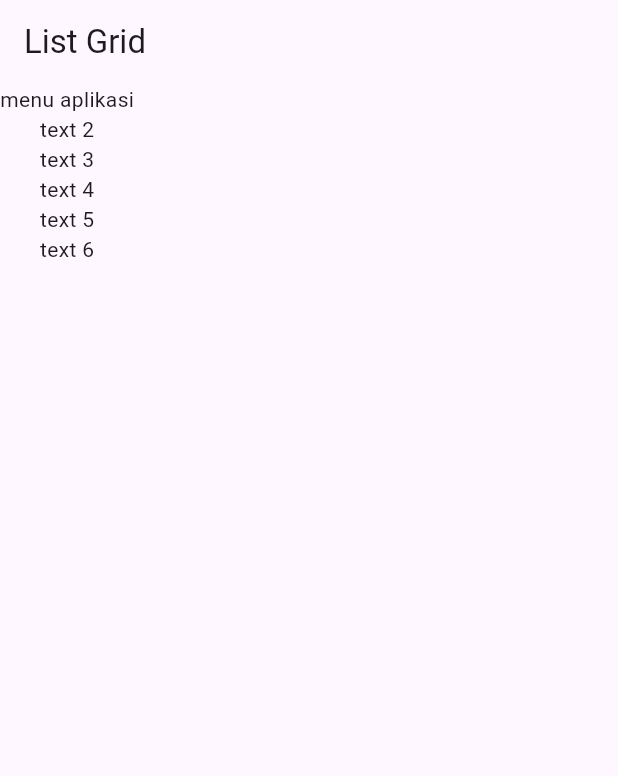
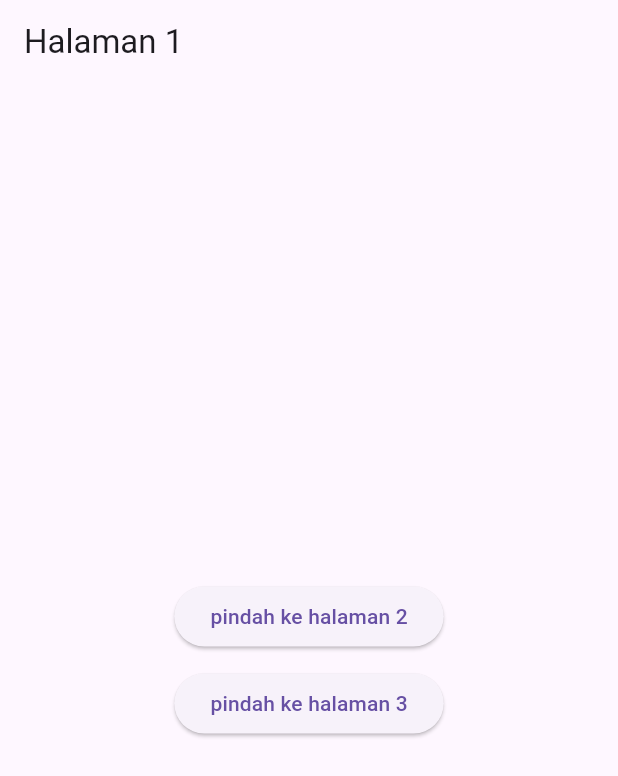
Before and after one commit to Thoriq0509/proyek_flutter_pertama, a Flutter app: the screen it shows after launch, on a phone screen of 412 x 824 dp. Shown: the top 776 px of the screen. Run offline on Flutter 3.47's test engine with Material 3 defaults, Android fonts, the phone set to English and light mode, and no system bars.

Commit message:
push_button_halaman

```diff
--- /dev/null
+++ b/lib/home_page.dart
@@ -0,0 +1,38 @@
+import 'package:flutter/material.dart';
+import 'package:proyek_flutter_pertama/home_page2.dart';
+import 'package:proyek_flutter_pertama/home_page3.dart';
+
+class HomePage extends StatelessWidget {
+  const HomePage({super.key});
+
+  @override
+  Widget build(BuildContext context) {
+    return Scaffold(
+      appBar: AppBar(
+        title: const Text('Halaman 1'),
+      ),
+      body: Center(
+        child: Column(
+          mainAxisAlignment: MainAxisAlignment.center,
+          children: [
+            ElevatedButton(
+              onPressed: () {
+                Navigator.push(context, MaterialPageRoute
+                (builder: (context) => const HomePage2()));
+              },
+              child: const Text("pindah ke halaman 2"),
+            ),
+            SizedBox(height: 10),
+            ElevatedButton(
+              onPressed: () {
+                Navigator.push(context, MaterialPageRoute
+                (builder: (context) => const HomePage3()));
+              },
+              child: const Text("pindah ke halaman 3"),
+            ),
+          ],
+        ),
+      ),
+    );
+  }
+}
--- a/lib/main.dart
+++ b/lib/main.dart
@@ -10,6 +10,9 @@ import 'package:proyek_flutter_pertama/combined_list.dart';
 import 'package:proyek_flutter_pertama/profil.dart';
 import 'package:proyek_flutter_pertama/column_row.dart';
 import 'package:proyek_flutter_pertama/listgrid_view.dart';
+import 'package:proyek_flutter_pertama/home_page.dart';
+import 'package:proyek_flutter_pertama/home_page2.dart';
+import 'package:proyek_flutter_pertama/home_page3.dart';
 
 
 void main() {
@@ -24,7 +27,7 @@ class MainApp extends StatelessWidget {
     return MaterialApp(
       title: 'Aplikasi Flutter Thoriq',
       debugShowCheckedModeBanner: false,
-      home: const ListviewGrid(),
+      home: const HomePage(),
     );
   }
 }
```
Also changed, not shown: lib/home_page2.dart (added, +36 -0 lines), lib/home_page3.dart (added, +36 -0 lines).
